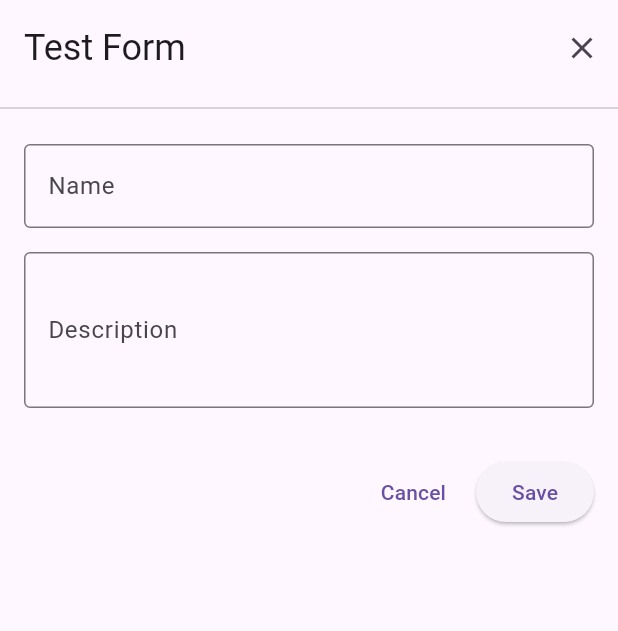
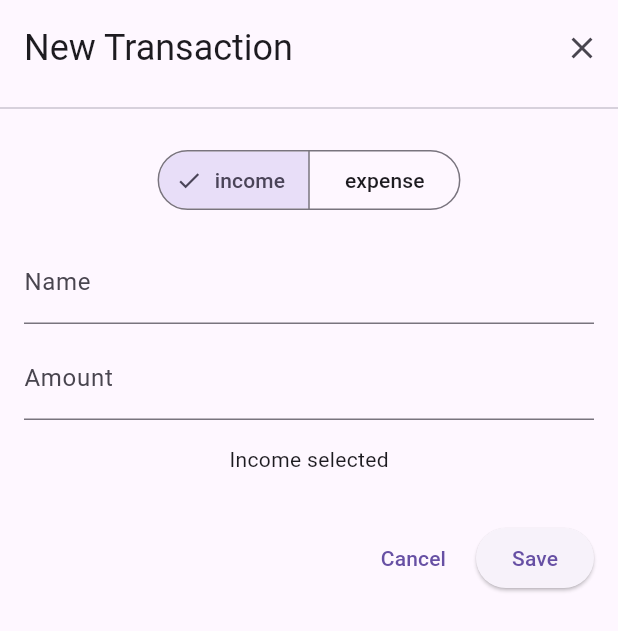
Before and after one commit to Jolvera2001/bud, a Flutter app: the TransactionForm widget shown alone on an empty page, opened directly, on a phone screen of 412 x 824 dp. Shown: the top 631 px of the screen. Run offline on Flutter 3.47's test engine with Material 3 defaults, Android fonts, the phone set to English and light mode, and no system bars; our stand-ins replace isar, logger; accounts and stored records are empty; generated files the repository leaves out were written again.

Commit message:
starting to build out the form

```diff
--- a/lib/components/transaction_form.dart
+++ b/lib/components/transaction_form.dart
@@ -1,3 +1,4 @@
+import 'package:bud/models/model_enums.dart';
 import 'package:flutter/material.dart';
 
 class TransactionForm extends StatefulWidget {
@@ -10,6 +11,10 @@ class TransactionForm extends StatefulWidget {
 class _TransactionFormState extends State<TransactionForm> {
   final TextEditingController _nameController = TextEditingController();
   final TextEditingController _descriptionController = TextEditingController();
+
+  Set<TransactionType> typeSelection = <TransactionType>{TransactionType.income};
+  Set<TransactionPattern> patternSelection = <TransactionPattern>{TransactionPattern.weekly};
+  final _formKey = GlobalKey<FormState>();
 
   @override
   void dispose() {
@@ -28,7 +33,7 @@ class _TransactionFormState extends State<TransactionForm> {
           children: [
             Padding(
               padding: const EdgeInsets.all(16.0),
-              child: Text("Test Form", style: Theme.of(context).textTheme.headlineSmall),
+              child: Text("New Transaction", style: Theme.of(context).textTheme.headlineSmall),
             ),
             IconButton(
               onPressed: () =>  Navigator.pop(context),
@@ -41,22 +46,56 @@ class _TransactionFormState extends State<TransactionForm> {
           padding: const EdgeInsets.all(16.0),
           child: Column(
             children: [
+              SegmentedButton<TransactionType>(
+                segments: const <ButtonSegment<TransactionType>>[
+                  ButtonSegment<TransactionType>(
+                    value: TransactionType.income,
+                    label: Text("income")
+                  ),
+                  ButtonSegment<TransactionType>(
+                    value: TransactionType.expense,
+                    label: Text("expense")
+                  ),
+                ],
+                selected: typeSelection,
+                onSelectionChanged: (Set<TransactionType> newSelection) {
+                  setState(() {
+                    typeSelection = newSelection;
+                  });
+                },
+              ),
+              SizedBox(height: 16),
               TextField(
-                controller: _nameController,
                 decoration: InputDecoration(
-                  labelText: 'Name',
-                  border: OutlineInputBorder(),
+                  labelText: "Name"
+                ),
+              ),
+              SizedBox(height: 8),
+              TextField(
+                decoration: InputDecoration(
+                  labelText: "Amount"
                 ),
               ),
               SizedBox(height: 16),
-              TextField(
-                controller: _descriptionController,
-                decoration: InputDecoration(
-                  labelText: 'Description',
-                  border: OutlineInputBorder(),
-                ),
-                maxLines: 3,
-              ),
+              typeSelection.first == TransactionType.income
+                ? Text("Income selected")
+                : Text("Expense selected")
+              // TextField(
+              //   controller: _nameController,
+              //   decoration: InputDecoration(
+              //     labelText: 'Name',
+              //     border: OutlineInputBorder(),
+              //   ),
+              // ),
+              // SizedBox(height: 16),
+              // TextField(
+              //   controller: _descriptionController,
+              //   decoration: InputDecoration(
+              //     labelText: 'Description',
+              //     border: OutlineInputBorder(),
+              //   ),
+              //   maxLines: 3,
+              // ),
             ],
           ),
         ),
```
